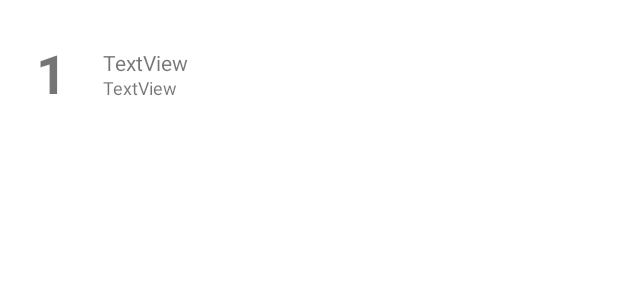
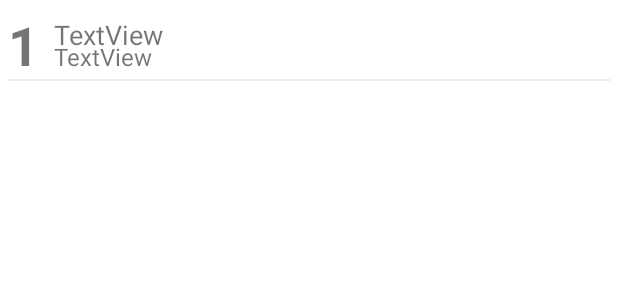
Before and after one commit to Mehareesh/ROOM_Database, an Android app: the layout list_item.xml on its own in the app's theme, with its tools: preview values and no code run, on a phone screen of 412 x 824 dp. Shown: the top 300 px of the screen. Run offline under Robolectric (Android 15) with nearby library versions, the phone set to English and light mode, and no system bars.

Commit message:
UI amendments to display list items in Recycler view

```diff
--- a/app/src/main/res/layout/list_item.xml
+++ b/app/src/main/res/layout/list_item.xml
@@ -3,7 +3,7 @@
     xmlns:app="http://schemas.android.com/apk/res-auto"
     android:layout_width="match_parent"
     android:layout_height="wrap_content"
-    android:padding="24dp">
+    android:padding="5dp">
 
     <TextView
         android:id="@+id/textId"
@@ -19,10 +19,11 @@
         android:id="@+id/textName"
         android:layout_width="wrap_content"
         android:layout_height="wrap_content"
-        android:layout_marginStart="24dp"
-        android:layout_marginTop="8dp"
+        android:layout_marginStart="10dp"
+        android:layout_marginTop="5dp"
         android:text="TextView"
-        app:layout_constraintBottom_toBottomOf="parent"
+        android:textSize="18sp"
+        app:layout_constraintBottom_toTopOf="@+id/textEmail"
         app:layout_constraintStart_toEndOf="@+id/textId"
         app:layout_constraintTop_toTopOf="@+id/textId"
         app:layout_constraintVertical_bias="0.0" />
@@ -31,13 +32,19 @@
         android:id="@+id/textEmail"
         android:layout_width="wrap_content"
         android:layout_height="wrap_content"
-        android:layout_marginStart="24dp"
+        android:layout_marginStart="10dp"
         android:layout_marginBottom="4dp"
         android:text="TextView"
-        android:textSize="12sp"
+        android:textSize="16sp"
         app:layout_constraintBottom_toBottomOf="@+id/textId"
         app:layout_constraintStart_toEndOf="@+id/textId"
         app:layout_constraintTop_toTopOf="parent"
         app:layout_constraintVertical_bias="0.939" />
 
+    <View
+        android:layout_width="match_parent"
+        android:layout_height="1dp"
+        app:layout_constraintBottom_toBottomOf="@id/textId"
+        android:background="@android:drawable/divider_horizontal_bright" />
+
 </androidx.constraintlayout.widget.ConstraintLayout>
```
